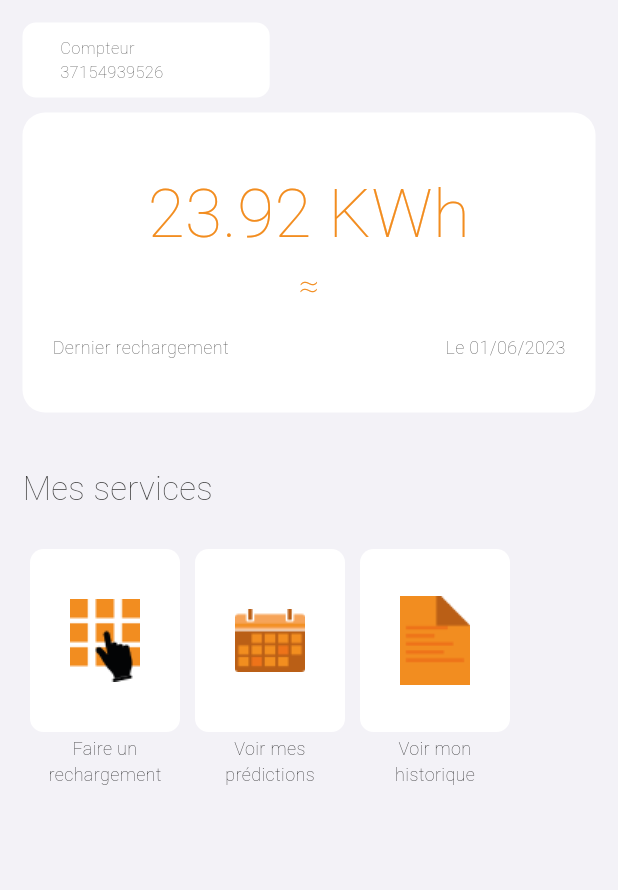
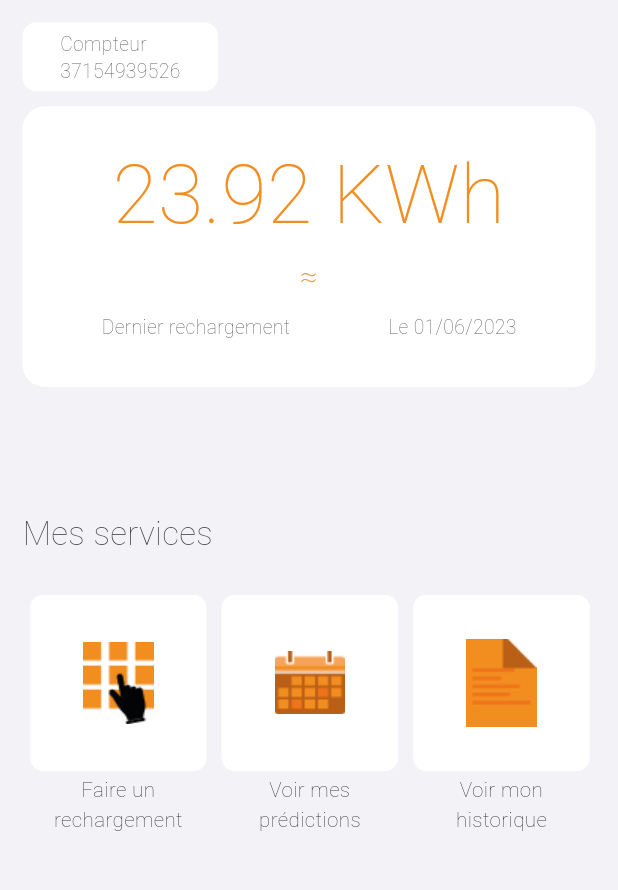
Before and after one commit to ClichyMercury/CheckElec, a Flutter app: the MyHomePage screen opened directly, on a phone screen of 412 x 824 dp, the part 84-974 px from its top. Run offline on Flutter 3.47's test engine with Material 3 defaults, Android fonts, the light colour scheme and no system bars; our stand-ins replace flutter_spinkit, flutter_svg, table_calendar; Roboto replaces fonts that are missing (Isophan); project files that could hold a hidden picture were left out.

Commit message:
add ios refactor

```diff
--- a/lib/screens/pages/notifications.dart
+++ b/lib/screens/pages/notifications.dart
@@ -14,7 +14,7 @@ class _NotificationsState extends State<Notifications> {
   @override
   Widget build(BuildContext context) {
     return Scaffold(
-      backgroundColor: const Color(0xffF3F2F7),
+      backgroundColor: CustumTheme.bgColor,
       appBar: AppBar(
         backgroundColor: Colors.transparent,
         elevation: 0,
@@ -31,7 +31,7 @@ class _NotificationsState extends State<Notifications> {
         ),
         actions: [
           InkWell(
-            splashColor: Colors.orange.withOpacity(0.2),
+          splashColor: CustumTheme.orangeMainColor.withOpacity(0.2),
             child: const Padding(
                 padding: EdgeInsets.only(right: 25),
                 child: Text(
@@ -57,7 +57,7 @@ class _NotificationsState extends State<Notifications> {
                 'Vous n’avez aucune notification',
                 textAlign: TextAlign.center,
                 style: TextStyle(
-                  color: Color(0xFF9B9B9B),
+                  color: CustumTheme.textColor,
                   fontSize: 15,
                   fontWeight: FontWeight.w100,
                 ),
--- a/lib/screens/pages/previsions.dart
+++ b/lib/screens/pages/previsions.dart
@@ -15,7 +15,7 @@ class _PrevisionsState extends State<Previsions> {
   @override
   Widget build(BuildContext context) {
     return Scaffold(
-      backgroundColor: const Color(0xffF3F2F7),
+      backgroundColor: CustumTheme.bgColor,
       appBar: AppBar(
         backgroundColor: Colors.transparent,
         elevation: 0,
@@ -32,7 +32,7 @@ class _PrevisionsState extends State<Previsions> {
         ),
         actions: [
           InkWell(
-            splashColor: Colors.orange.withOpacity(0.2),
+          splashColor: CustumTheme.orangeMainColor.withOpacity(0.2),
             child: const Padding(
                 padding: EdgeInsets.only(right: 25),
                 child: Text(
--- a/lib/screens/root/homepage/homepage.dart
+++ b/lib/screens/root/homepage/homepage.dart
@@ -2,8 +2,8 @@ import 'package:check_elec/constant/custumTheme.dart';
 import 'package:check_elec/screens/pages/notifications.dart';
 import 'package:check_elec/screens/pages/previsions.dart';
 import 'package:check_elec/screens/pages/rechargeScreen.dart';
-
-import 'package:check_elec/screens/settings.dart';
+import 'package:check_elec/screens/root/homepage/widgets/ServicesCard.dart';
+import 'package:check_elec/screens/pages/settings.dart';
 import 'package:flutter/material.dart';
 
 class MyHomePage extends StatefulWidget {
@@ -18,6 +18,9 @@ class MyHomePage extends StatefulWidget {
 class _MyHomePageState extends State<MyHomePage> {
   @override
   Widget build(BuildContext context) {
+    double height = MediaQuery.of(context).size.height;
+    double width = MediaQuery.of(context).size.width;
+
     return Scaffold(
         backgroundColor: const Color(0xffF3F2F7),
         appBar: AppBar(
@@ -59,15 +62,14 @@ class _MyHomePageState extends State<MyHomePage> {
                 Row(
                   children: [
                     Container(
-                      width: MediaQuery.of(context).size.width / 2.5,
-                      height: 50,
+                      height: height / 18,
                       padding: const EdgeInsets.symmetric(horizontal: 25),
                       decoration: ShapeDecoration(
                         color: Colors.white,
                         shape: RoundedRectangleBorder(
                             borderRadius: BorderRadius.circular(9)),
                       ),
-                      child: const Column(
+                      child: Column(
                         crossAxisAlignment: CrossAxisAlignment.start,
                         mainAxisAlignment: MainAxisAlignment.center,
                         children: [
@@ -75,7 +77,7 @@ class _MyHomePageState extends State<MyHomePage> {
                             'Compteur',
                             style: TextStyle(
                               color: Color(0xFF3D3D3D),
-                              fontSize: 11,
+                              fontSize: width / 32,
                               fontWeight: FontWeight.w100,
                             ),
                           ),
@@ -83,7 +85,7 @@ class _MyHomePageState extends State<MyHomePage> {
                             '37154939526',
                             style: TextStyle(
                               color: Color(0xFF3D3D3D),
-                              fontSize: 11,
+                              fontSize: width / 32,
                               fontWeight: FontWeight.w100,
                             ),
                           ),
@@ -96,15 +98,14 @@ class _MyHomePageState extends State<MyHomePage> {
                 Container(
                   padding: const EdgeInsets.all(20),
                   width: double.infinity,
-                  height: 200,
+                  height: width / 2.2,
                   decoration: ShapeDecoration(
                     color: Colors.white,
                     shape: RoundedRectangleBorder(
                         borderRadius: BorderRadius.circular(15)),
                   ),
-                  child: const Column(
+                  child: Column(
                     children: [
-                      SizedBox(height: 15),
                       Text.rich(
                         TextSpan(
                           children: [
@@ -112,7 +113,7 @@ class _MyHomePageState extends State<MyHomePage> {
                               text: '23.92 KWh\n',
                               style: TextStyle(
                                 color: CustumTheme.orangeMainColor,
-                                fontSize: 45,
+                                fontSize: width / 7.5,
                                 fontWeight: FontWeight.w100,
                               ),
                             ),
@@ -120,7 +121,7 @@ class _MyHomePageState extends State<MyHomePage> {
                               text: '≈',
                               style: TextStyle(
                                 color: CustumTheme.orangeMainColor,
-                                fontSize: 24,
+                                fontSize: width / 20,
                                 fontWeight: FontWeight.w100,
                               ),
                             ),
@@ -128,16 +129,16 @@ class _MyHomePageState extends State<MyHomePage> {
                         ),
                         textAlign: TextAlign.center,
                       ),
-                      SizedBox(height: 15),
+                      SizedBox(height: 10),
                       Row(
-                        mainAxisAlignment: MainAxisAlignment.spaceBetween,
+                        mainAxisAlignment: MainAxisAlignment.spaceAround,
                         children: [
                           Text(
                             'Dernier rechargement',
                             textAlign: TextAlign.center,
                             style: TextStyle(
                               color: CustumTheme.textColor,
-                              fontSize: 12,
+                              fontSize: width / 32,
                               fontWeight: FontWeight.w100,
                             ),
                           ),
@@ -146,7 +147,7 @@ class _MyHomePageState extends State<MyHomePage> {
                             textAlign: TextAlign.center,
                             style: TextStyle(
                               color: CustumTheme.textColor,
-                              fontSize: 12,
+                              fontSize: width / 32,
                               fontWeight: FontWeight.w100,
                             ),
                           )
@@ -155,7 +156,7 @@ class _MyHomePageState extends State<MyHomePage> {
                     ],
                   ),
                 ),
-                const SizedBox(height: 35),
+                SizedBox(height: height / 10),
                 const Text(
                   'Mes services',
                   style: TextStyle(
@@ -165,16 +166,22 @@ class _MyHomePageState extends State<MyHomePage> {
                   ),
                 ),
                 const SizedBox(height: 25),
-                SingleChildScrollView(
+                const SingleChildScrollView(
                   scrollDirection: Axis.horizontal,
                   child: Row(
                     children: [
-                      servicesCard("assets/icons/nineSquareIcon.png",
-                          "Faire un \nrechargement", const RechargeScreen()),
-                      servicesCard("assets/icons/calendar.png",
-                          "Voir mes \nprédictions", const Previsions()),
-                      servicesCard("assets/icons/history.png",
-                          "Voir mon \nhistorique", const RechargeScreen()),
+                      ServicesCard(
+                          asset: "assets/icons/nineSquareIcon.png",
+                          title: "Faire un \nrechargement",
+                          widget: RechargeScreen()),
+                      ServicesCard(
+                          asset: "assets/icons/calendar.png",
+                          title: "Voir mes \nprédictions",
+                          widget: Previsions()),
+                      ServicesCard(
+                          asset: "assets/icons/history.png",
+                          title: "Voir mon \nhistorique",
+                          widget: RechargeScreen()),
                     ],
                   ),
                 )
@@ -183,39 +190,4 @@ class _MyHomePageState extends State<MyHomePage> {
           ),
         ));
   }
-
-  Column servicesCard(String asset, title, Widget widget) {
-    return Column(
-      children: [
-        InkWell(
-          onTap: () {
-            Navigator.push(
-                context, MaterialPageRoute(builder: (context) => widget));
-          },
-          splashColor: Colors.orange.withOpacity(0.2),
-          child: Container(
-            margin: const EdgeInsets.symmetric(horizontal: 5),
-            width: 100,
-            height: 122,
-            decoration: ShapeDecoration(
-              color: Colors.white,
-              shape: RoundedRectangleBorder(
-                  borderRadius: BorderRadius.circular(9)),
-            ),
-            child: Image.asset(asset),
-          ),
-        ),
-        const SizedBox(height: 2.5),
-        Text(
-          title,
-          textAlign: TextAlign.center,
-          style: const TextStyle(
-            color: Colors.black,
-            fontSize: 12,
-            fontWeight: FontWeight.w100,
-          ),
-        )
-      ],
-    );
-  }
 }
--- /dev/null
+++ b/lib/screens/root/homepage/widgets/ServicesCard.dart
@@ -0,0 +1,50 @@
+import 'package:flutter/material.dart';
+
+class ServicesCard extends StatelessWidget {
+  const ServicesCard(
+      {super.key,
+      required this.asset,
+      required this.title,
+      required this.widget});
+
+  final String asset, title;
+  final Widget widget;
+
+  @override
+  Widget build(BuildContext context) {
+    double height = MediaQuery.of(context).size.height;
+    double width = MediaQuery.of(context).size.width;
+    return Column(
+      children: [
+        InkWell(
+          onTap: () {
+            Navigator.push(
+                context, MaterialPageRoute(builder: (context) => widget));
+          },
+          splashColor: Colors.orange.withOpacity(0.2),
+          child: Container(
+            margin: const EdgeInsets.symmetric(horizontal: 5),
+            width: width / 3.5,
+            height: height / 7,
+            decoration: ShapeDecoration(
+              color: Colors.white,
+              shape: RoundedRectangleBorder(
+                  borderRadius: BorderRadius.circular(9)),
+            ),
+            child: Image.asset(asset),
+          ),
+        ),
+        const SizedBox(height: 2.5),
+        Text(
+          title,
+          textAlign: TextAlign.center,
+          style: TextStyle(
+            color: Colors.black,
+            fontSize: width / 30,
+            fontWeight: FontWeight.w100,
+          ),
+        )
+      ],
+    );
+  }
+}
```
Also changed, not shown: lib/screens/connection/connection.dart (+22 -16 lines), lib/screens/connection/inscription.dart (+25 -19 lines), lib/screens/pages/enregistrementCompteur.dart (+22 -10 lines), lib/screens/pages/rechargeScreen.dart (+21 -50 lines), lib/screens/pages/settings.dart (renamed from lib/screens/settings.dart, +4 -4 lines), lib/screens/root.dart (+5 -3 lines), lib/screens/root/profil/profil.dart (+17 -18 lines), lib/screens/root/statistiques/statistcs.dart (+14 -14 lines), lib/screens/root/statistiques/widgets/statHistory.dart (renamed from lib/widgets/statHistory.dart, +6 -4 lines), lib/widgets/FloatingMainButton.dart (added, +39 -0 lines), lib/widgets/MainButton.dart (+9 -9 lines), lib/widgets/iosAlertDialog.dart (added, +31 -0 lines), lib/screens/root/statistiques/widgets/timeSelection.dart (renamed from lib/widgets/timeSelection.dart), pubspec.lock, 5 other files.
